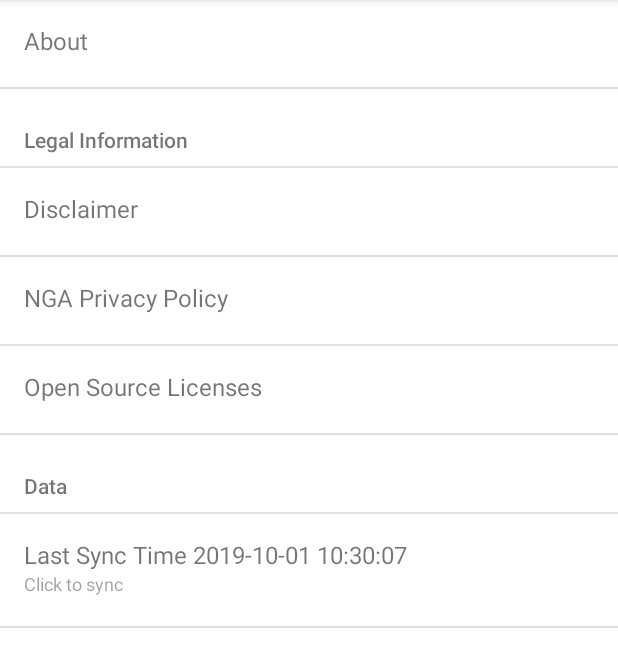
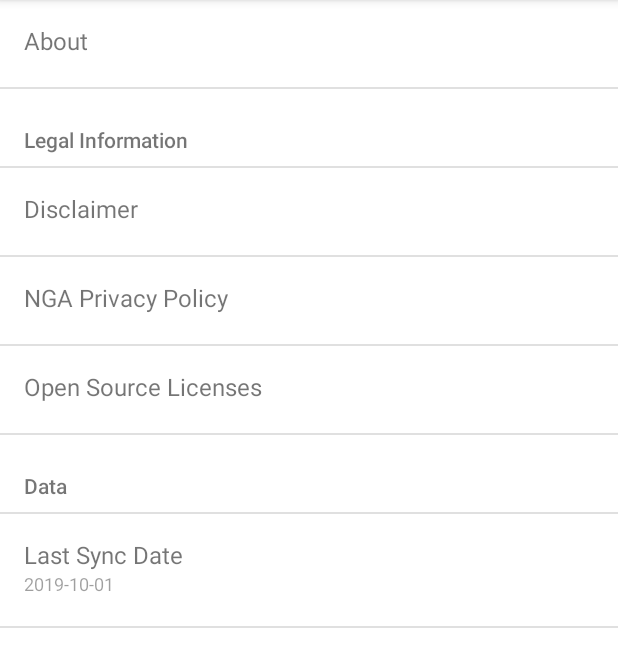
Before and after one commit to ngageoint/anti-piracy-android-app, an Android app: the SettingsFragment screen opened directly, with no data from a screen before it, on a phone screen of 412 x 824 dp, the part 84-738 px from its top. Run offline under Robolectric (Android 15) with nearby library versions, the light colour scheme and no system bars.

Commit message:
Version 2 release
* Pull in latest ASAM seed data

```diff
--- a/ASAM/app/build.gradle
+++ b/ASAM/app/build.gradle
@@ -3,7 +3,7 @@
 archivesBaseName = 'asam'
 version '2.0.0'
 ext {
-    versionCode = 8
+    versionCode = 9
 }
 
 def googleMapsApiDebugKey = hasProperty('DEBUG_MAPS_API_KEY') ? DEBUG_MAPS_API_KEY: ''
--- a/ASAM/app/src/main/java/mil/nga/giat/asam/model/AsamJsonParser.java
+++ b/ASAM/app/src/main/java/mil/nga/giat/asam/model/AsamJsonParser.java
@@ -18,7 +18,7 @@
 
 public class AsamJsonParser {
 
-    private static final SimpleDateFormat DATE_FORMAT = new SimpleDateFormat("yyyy MM dd hh:mm:ss", Locale.US);
+    private static final SimpleDateFormat DATE_FORMAT = new SimpleDateFormat("yyyy-MM-dd", Locale.US);
     private static JsonFactory factory = new JsonFactory();
 
     public List<AsamBean> parseJson(InputStream is) throws JsonParseException, IOException {
--- a/ASAM/app/src/main/java/mil/nga/giat/asam/settings/SettingsAdapter.java
+++ b/ASAM/app/src/main/java/mil/nga/giat/asam/settings/SettingsAdapter.java
@@ -73,8 +73,8 @@
                     viewHolder.title.setText(context.getString(R.string.legal_fragment_nga_open_source_licenses_label_text));
                     break;
                 case 6:
-                    viewHolder.title.setText(String.format(context.getString(R.string.preferences_last_sync_time_label_text), SyncTime.getLastSyncTimeAsText(context)));
-                    viewHolder.subtitle.setText(context.getString(R.string.preferences_click_to_sync_label_text));
+                    viewHolder.title.setText(String.format(context.getString(R.string.preferences_last_sync_time_label_text)));
+                    viewHolder.subtitle.setText(SyncTime.getLastSyncTimeAsText(context));
                     break;
             }
         }
--- a/ASAM/app/src/main/java/mil/nga/giat/asam/settings/SettingsFragment.java
+++ b/ASAM/app/src/main/java/mil/nga/giat/asam/settings/SettingsFragment.java
@@ -77,6 +77,7 @@
                 break;
             case 6:
                 onSyncClick();
+                listView.clearChoices();
                 break;
         }
     }
--- a/ASAM/app/src/main/res/values/strings.xml
+++ b/ASAM/app/src/main/res/values/strings.xml
@@ -169,8 +169,7 @@
     <string name="preferences_sync_complete_title_text">Sync\'d</string>
     <string name="preferences_sync_complete_description_text">The ASAM application sync is now complete.</string>
     <string name="preferences_title_text">Settings</string>
-    <string name="preferences_last_sync_time_label_text">Last Sync Time %1$s</string>
-    <string name="preferences_click_to_sync_label_text">Click to sync</string>
+    <string name="preferences_last_sync_time_label_text">Last Sync Date</string>
     <string name="preferences_sync_now_button_text">Sync Now</string>
     <string name="preferences_hide_disclaimer_label_text">Disclaimer</string>
     <string name="preferences_hide_disclaimer_checkbox_text">Hide Disclaimer</string>
```
Also changed, not shown: ASAM/app/src/main/java/mil/nga/giat/asam/db/AsamDbHelper.java (+1 -25 lines), ASAM/app/src/main/java/mil/nga/giat/asam/map/AsamMapActivity.java (+2 -6 lines).
